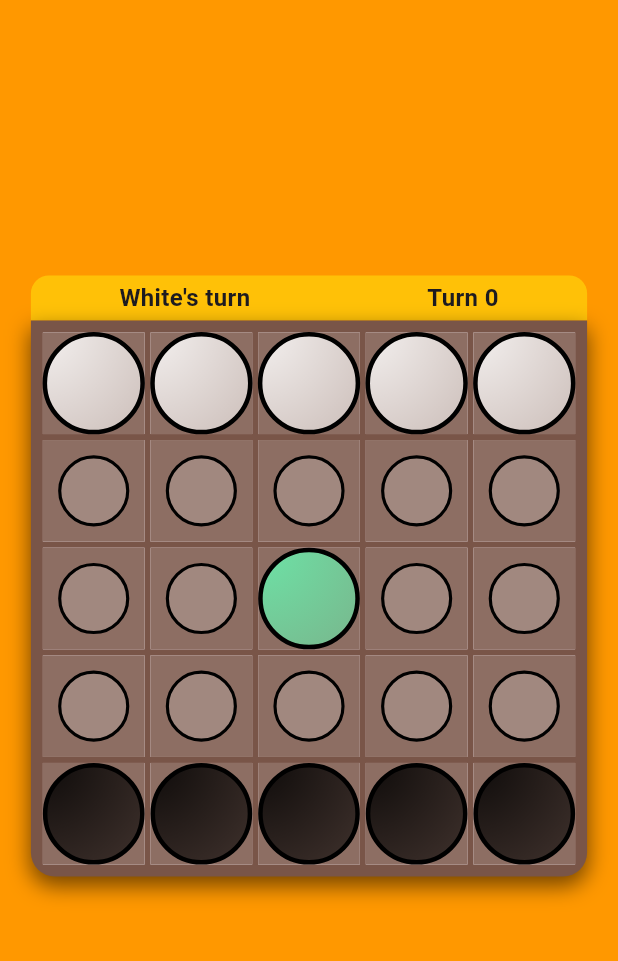
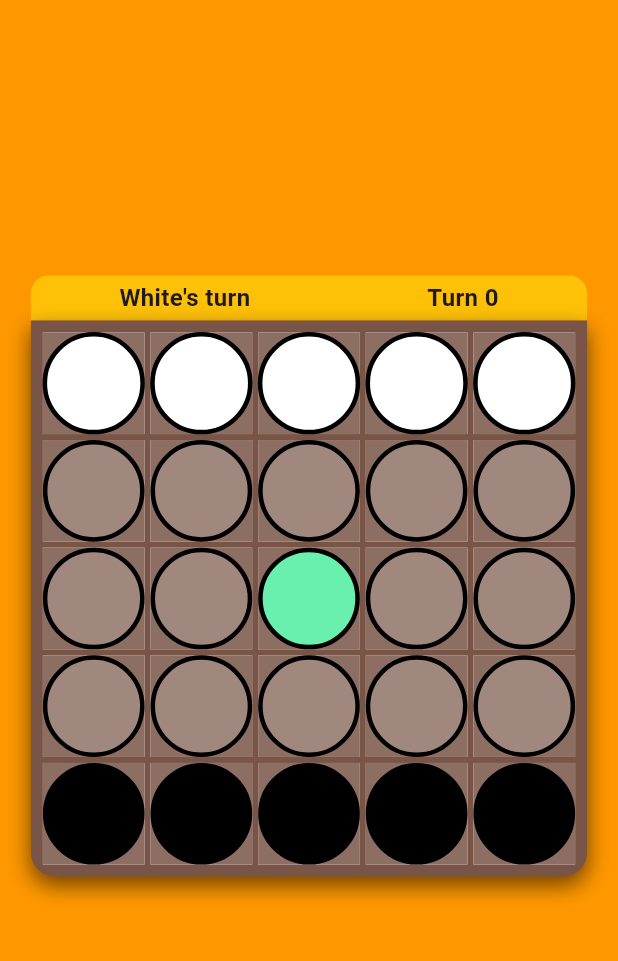
Before and after one commit to francurti/bobail_game, a Flutter app: the BobailGamePage screen opened directly, on a phone screen of 412 x 824 dp, the part 84-1045 px from its top. Run offline on Flutter 3.47's test engine with Material 3 defaults, Android fonts, the phone set to English and light mode, and no system bars.

Commit message:
refactor preview improvement and moved outside of the board model

```diff
--- a/lib/board_model/pieces/ball.dart
+++ b/lib/board_model/pieces/ball.dart
@@ -3,10 +3,6 @@ import 'package:bobail_mobile/board_model/board_movement_rules/movement_manager.
 import 'package:bobail_mobile/board_model/board_movement_rules/position.dart';
 import 'package:bobail_mobile/board_model/pieces/piece.dart';
 import 'package:bobail_mobile/board_model/pieces/piece_kind.dart';
-
-abstract class MovablePreview {
-  List<int> previewMove(int directionIndex);
-}
 
 class Ball extends Piece {
   static final Movementmanager mc = Movementmanager.instance;
@@ -27,10 +23,6 @@ class Ball extends Piece {
     } else {
       throw Exception('Invalid kind for Ball');
     }
-  }
-
-  bool _isFirstAvailable(List<int> positions) {
-    return positions.isNotEmpty && board.isAvailable(positions.first);
   }
 
   void _setNewPositionTo(int newPosition) {
@@ -55,6 +47,20 @@ class Ball extends Piece {
     return line.isNotEmpty && _availablePositions(line).contains(newPosition);
   }
 
+  @override
+  void move(int newPosition) {
+    List<int> positions = mc.getLine(super.positionIndex, newPosition);
+
+    if (positions.isEmpty) {
+      positions = _getReachableLine(super.getAdjacentAvailable(), newPosition);
+    }
+
+    if (_isFirstAvailable(positions)) {
+      int lastPosition = _availablePositions(positions).last;
+      _setNewPositionTo(lastPosition);
+    }
+  }
+
   List<int> _getReachableLine(Set<int> adjacent, int newPosition) {
     //From every adjacent, get the reachability line (not calculated with board yet)
     Iterable<List<int>> positions = adjacent.map(
@@ -69,35 +75,11 @@ class Ball extends Piece {
     return line;
   }
 
-  @override
-  void move(int newPosition) {
-    List<int> positions = mc.getLine(super.positionIndex, newPosition);
-
-    if (positions.isEmpty) {
-      positions = _getReachableLine(super.getAdjacentAvailable(), newPosition);
-    }
-
-    if (_isFirstAvailable(positions)) {
-      int lastPosition = _availablePositions(positions).last;
-      _setNewPositionTo(lastPosition);
-    }
-  }
-
-  Set<int> previewMove(int indexDirection) {
-    List<int> positions = mc.getLine(super.positionIndex, indexDirection);
-
-    return _availablePositions(positions).toSet();
+  bool _isFirstAvailable(List<int> positions) {
+    return positions.isNotEmpty && board.isAvailable(positions.first);
   }
 
   Iterable<int> _availablePositions(List<int> positions) {
     return positions.takeWhile((position) => board.isAvailable(position));
   }
-
-  @override
-  Set<int> getAvailableMovesPreview() {
-    return getAdjacentAvailable().fold<Set<int>>(
-      <int>{},
-      (acc, dir) => acc..addAll(previewMove(dir)),
-    );
-  }
 }
--- a/lib/board_model/pieces/bobail.dart
+++ b/lib/board_model/pieces/bobail.dart
@@ -37,9 +37,4 @@ class Bobail extends Piece {
   void bind() {
     board.assignBobail(this);
   }
-
-  @override
-  Set<int> getAvailableMovesPreview() {
-    return getAdjacentAvailable();
-  }
 }
--- a/lib/board_model/pieces/piece.dart
+++ b/lib/board_model/pieces/piece.dart
@@ -15,7 +15,6 @@ abstract class Piece {
     bind();
   }
 
-  Set<int> getAvailableMovesPreview();
   void bind();
   void move(int newPosition);
 
--- a/lib/board_model/visualization/piece_view_model.dart
+++ b/lib/board_model/visualization/piece_view_model.dart
@@ -4,7 +4,6 @@ import 'package:bobail_mobile/board_model/pieces/piece_kind.dart';
 class PieceViewModel {
   final PieceKind _kind;
   final int position;
-  final Set<int> movablePreview;
 
   get isWhite => _kind == PieceKind.white;
   get isBlack => _kind == PieceKind.black;
@@ -12,15 +11,13 @@ class PieceViewModel {
 
   PieceViewModel(Piece piece)
     : _kind = piece.pieceKind,
-      position = piece.positionIndex,
-      movablePreview = piece.getAvailableMovesPreview();
+      position = piece.positionIndex;
 
   @override
   String toString() {
     final type =
         isBobail ? 'Bobail' : (_kind == PieceKind.white ? 'White' : 'Black');
-    final moves = movablePreview.isEmpty ? 'No moves' : movablePreview.toList();
 
-    return '$type piece at $position → Movable to: $moves';
+    return '$type piece at $position';
   }
 }
--- a/lib/board_presentation/board_indicators.dart
+++ b/lib/board_presentation/board_indicators.dart
@@ -32,9 +32,9 @@ class BoardIndicators {
       return null;
     }
     if (piece.isBobail && bobailMovePreselected) {
-      return PieceIndicator(piece, false);
+      return PieceIndicator(this, piece, false);
     }
-    return PieceIndicator(piece, _isMoveable(piece));
+    return PieceIndicator(this, piece, _isMoveable(piece));
   }
 
   List<PieceIndicator?> get piecesIndicator =>
--- a/lib/board_presentation/piece_indicators.dart
+++ b/lib/board_presentation/piece_indicators.dart
@@ -1,18 +1,86 @@
+import 'package:bobail_mobile/board_model/board_movement_rules/movement_manager.dart';
 import 'package:bobail_mobile/board_model/visualization/piece_view_model.dart';
+import 'package:bobail_mobile/board_presentation/board_indicators.dart';
 
 class PieceIndicator {
+  static final Movementmanager mc = Movementmanager.instance;
   late final PieceViewModel _pieceViewModel;
   late final bool isMoveable;
+  late final bool hasBobailMoved;
+  late Set<int> movablePreview;
 
-  PieceIndicator(this._pieceViewModel, this.isMoveable);
-
-  @override
-  String toString() {
-    return "isMoveable: $isMoveable, position: ${_pieceViewModel.position}";
+  PieceIndicator(
+    BoardIndicators boardIndicators,
+    this._pieceViewModel,
+    this.isMoveable,
+  ) : hasBobailMoved = boardIndicators.bobailMovePreselected {
+    movablePreview = _getMovablePreview(boardIndicators);
   }
 
   bool get isBobail => _pieceViewModel.isBobail;
   bool get isWhite => _pieceViewModel.isWhite;
   bool get isBlack => _pieceViewModel.isBlack;
-  Set<int> get movablePreview => _pieceViewModel.movablePreview;
+
+  Set<int> _getMovablePreview(BoardIndicators boardIndicators) {
+    var currentPosition = _pieceViewModel.position;
+
+    Set<int> allAdjacentMoves = mc.getAdjacent(currentPosition).toSet();
+    if (isBobail) {
+      return _getAvailablePositionsForBobail(
+        allAdjacentMoves,
+        boardIndicators.boardState.boardViewModel,
+      );
+    }
+    return _getAvailablePositionsForPiece(allAdjacentMoves, boardIndicators);
+  }
+
+  Set<int> _getAvailablePositionsForBobail(
+    Set<int> allAdjacentMoves,
+    List<PieceViewModel?> boardViewModel,
+  ) {
+    return allAdjacentMoves
+        .where((position) => boardViewModel[position] == null)
+        .toSet();
+  }
+
+  Set<int> _getAvailablePositionsForPiece(
+    Set<int> allAdjacentMoves,
+    BoardIndicators boardIndicators,
+  ) {
+    var currentPosition = _pieceViewModel.position;
+
+    var allDirections = allAdjacentMoves
+        .map((direction) => mc.getLine(currentPosition, direction))
+        .map((e) => _proccessPositionLine(e, boardIndicators))
+        .fold<Set<int>>(<int>{}, (acc, element) => acc..addAll(element));
+
+    return allDirections;
+  }
+
+  Set<int> _proccessPositionLine(
+    List<int> positions,
+    BoardIndicators boardIndicators,
+  ) {
+    var boardViewModel = boardIndicators.boardState.boardViewModel;
+    var currentBobailPosition =
+        boardIndicators.bobailDestionationPosition ?? -1;
+    return positions
+        .takeWhile(
+          (position) => _positionIsAvailable(
+            boardViewModel[position],
+            position,
+            currentBobailPosition,
+          ),
+        )
+        .toSet();
+  }
+
+  bool _positionIsAvailable(
+    PieceViewModel? piece,
+    int position,
+    int currentBobailPosition,
+  ) {
+    return (piece == null || piece.isBobail && currentBobailPosition != -1) &&
+        position != currentBobailPosition;
+  }
 }
--- a/lib/ui_interface/bobail_game/board.dart
+++ b/lib/ui_interface/bobail_game/board.dart
@@ -98,8 +98,6 @@ class BoardView extends StatelessWidget {
                                       color: const Color(0xFF8D6E63),
                                     ),
                                     child: Piece(
-                                      row: index ~/ rowSize,
-                                      isScaled: false,
                                       piece: piece,
                                       isBobailPreview:
                                           controller.game.bobailPreview ==
--- a/lib/ui_interface/bobail_game/piece.dart
+++ b/lib/ui_interface/bobail_game/piece.dart
@@ -5,17 +5,13 @@ class Piece extends StatefulWidget {
   final PieceIndicator? piece;
   final bool isHighligthed;
   final bool isBobailPreview;
-  final int row;
   final bool isSelected;
-  final bool isScaled;
 
   const Piece({
     super.key,
     required this.piece,
     required this.isHighligthed,
     required this.isBobailPreview,
-    required this.row,
-    this.isScaled = false,
     required this.isSelected,
   });
 
@@ -68,76 +64,53 @@ class _PieceState extends State<Piece> with SingleTickerProviderStateMixin {
 
   @override
   Widget build(BuildContext context) {
-    final scale = 1.0 + ((widget.row) / 4) * 0.2; // row 0 = 1.0, row 4 = 1.2
-    final bool isEmpty = widget.piece == null;
-    final Color? baseColor = _correctColor(widget.piece);
-    final bool isPreview = widget.isBobailPreview;
+    final piece = widget.piece;
+    final Color? baseColor = _correctColor(piece);
+    final borderColor = _borderColor();
 
-    final borderColor =
-        isPreview
-            ? Colors.lightGreenAccent
-            : widget.isHighligthed
-            ? Colors.pink
-            : Colors.black;
-
-    return Transform.scale(
-      scale:
-          isEmpty
-              ? 0.7
-              : widget.isScaled
-              ? scale
-              : 1,
-      child: ScaleTransition(
+    return ScaleTransition(
       scale: _scaleAnimation,
       child: Container(
         decoration: BoxDecoration(
           shape: BoxShape.circle,
-            color:
-                isPreview ? Colors.lightGreenAccent.withAlpha(204) : baseColor,
+          color: baseColor,
           border: Border.all(color: borderColor, width: 3),
           boxShadow: [
-              if (isPreview)
+            if (widget.isBobailPreview)
               BoxShadow(
                 color: Colors.lightGreenAccent.withAlpha(230),
-                  blurRadius: 24,
-                  spreadRadius: 5,
-                  offset: Offset(0, 0),
+                blurRadius: 8,
+                spreadRadius: 2,
               ),
-              if (!isPreview && widget.isHighligthed)
+            if (!widget.isBobailPreview && widget.isHighligthed)
               BoxShadow(
                 color: Colors.pinkAccent.withAlpha(153),
                 blurRadius: 24,
                 spreadRadius: 5,
               ),
           ],
-            gradient:
-                !isEmpty && !isPreview
-                    ? RadialGradient(
-                      colors: [
-                        baseColor?.withAlpha(230) ?? Colors.green,
-                        baseColor?.withAlpha(153) ?? Colors.green,
-                      ],
-                      center: Alignment.topLeft,
-                      radius: 1.2,
-                    )
-                    : null,
-          ),
-          child:
-              isPreview
-                  ? const Center(
-                    child: Icon(Icons.flag, color: Colors.black, size: 28),
-                  )
-                  : null,
         ),
       ),
     );
   }
 
   Color? _correctColor(PieceIndicator? piece) {
-    if (piece == null) return Colors.brown[300];
+    final bool isEmpty =
+        piece == null || (piece.isBobail && piece.hasBobailMoved);
+
+    if (widget.isBobailPreview) return Colors.greenAccent;
+    if (isEmpty) return Colors.brown[300];
     if (piece.isWhite) return Colors.white;
     if (piece.isBlack) return Colors.black;
-    if (piece.isBobail) return Colors.greenAccent;
-    return Colors.grey;
+    if (((piece.isBobail) && !piece.hasBobailMoved)) {
+      return Colors.greenAccent;
+    }
+    return Colors.brown[300];
+  }
+
+  Color _borderColor() {
+    if (widget.isBobailPreview) return Colors.lightBlueAccent;
+    if (widget.isHighligthed) return Colors.pink;
+    return Colors.black;
   }
 }
```
Also changed, not shown: 1 other file. Lines whose indentation alone changed are shown as unchanged.
